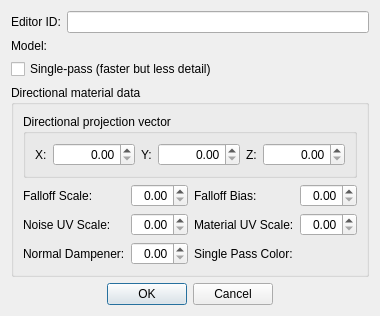
First picture: the form in native/src/DovahKit/ui/form_windows/material_object.ui, repository DavidJCobb/DovahKit, before the edit.
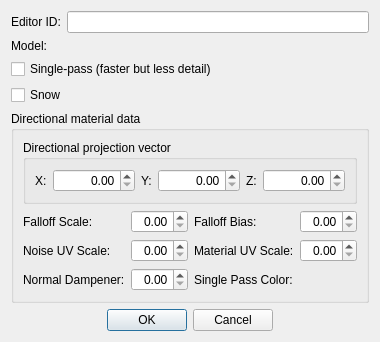
Second picture: the form after the edit. Custom widgets are drawn as their Qt base class.

Diff of the .ui file:
```diff
--- a/native/src/DovahKit/ui/form_windows/material_object.ui
+++ b/native/src/DovahKit/ui/form_windows/material_object.ui
@@ -2,6 +2,14 @@
 <ui version="4.0">
  <class>FormDialogMaterialObject</class>
  <widget class="QDialog" name="FormDialogMaterialObject">
+  <property name="geometry">
+   <rect>
+    <x>0</x>
+    <y>0</y>
+    <width>355</width>
+    <height>319</height>
+   </rect>
+  </property>
   <property name="windowTitle">
    <string>Material Object</string>
   </property>
@@ -39,7 +47,20 @@
       </widget>
      </item>
      <item row="1" column="1">
-      <widget class="DKFormNIFPicker" name="model"/>
+      <widget class="DKFormNIFPicker" name="model">
+       <property name="whatsThis">
+        <string>If you select a model here, then its shader properties will be extracted and copied into the Material Object's data. The model itself isn't used in any other way, and changes made to the model file later on won't be reflected in this Material Object's data.
+
+The model you select should have a NiNode as its root, and a NiGeometry (or any subclass thereof) as its first child. That geometry should have appropriate shader properties (e.g. BSLightingShaderProperty and/or NiAlphaProperty).</string>
+       </property>
+      </widget>
+     </item>
+     <item row="3" column="0" colspan="2">
+      <widget class="QCheckBox" name="flagExtSnow">
+       <property name="text">
+        <string>Snow</string>
+       </property>
+      </widget>
      </item>
     </layout>
    </item>
```
Left out of the diff: 20 changed lines with no effect on the pictures.
